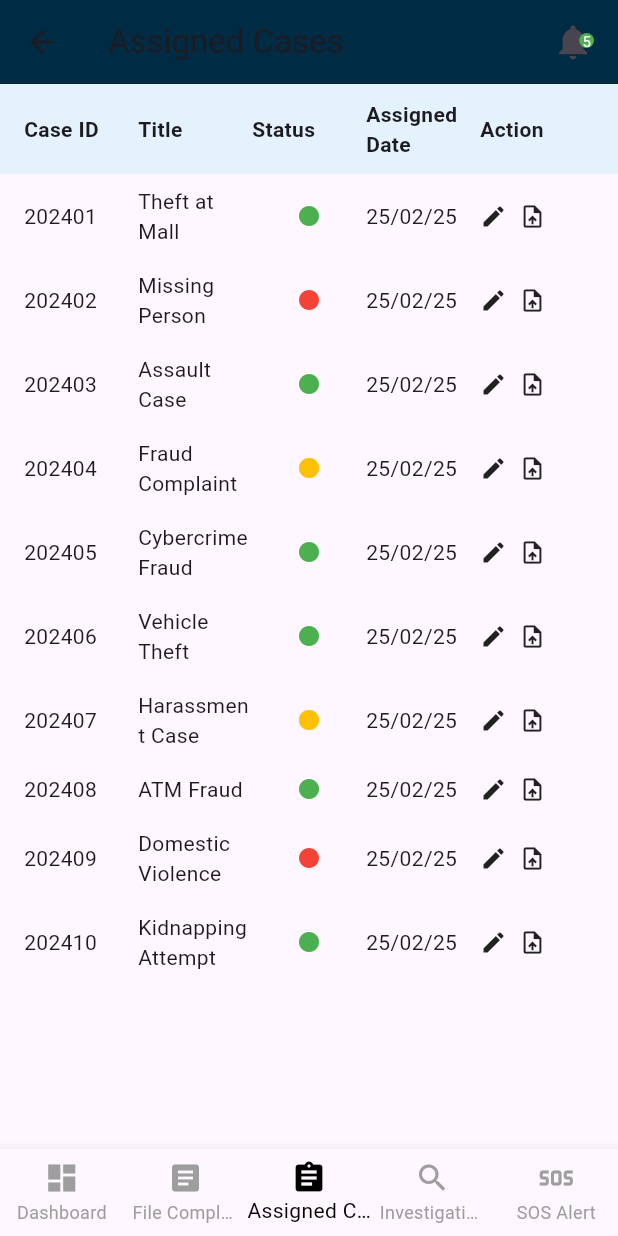
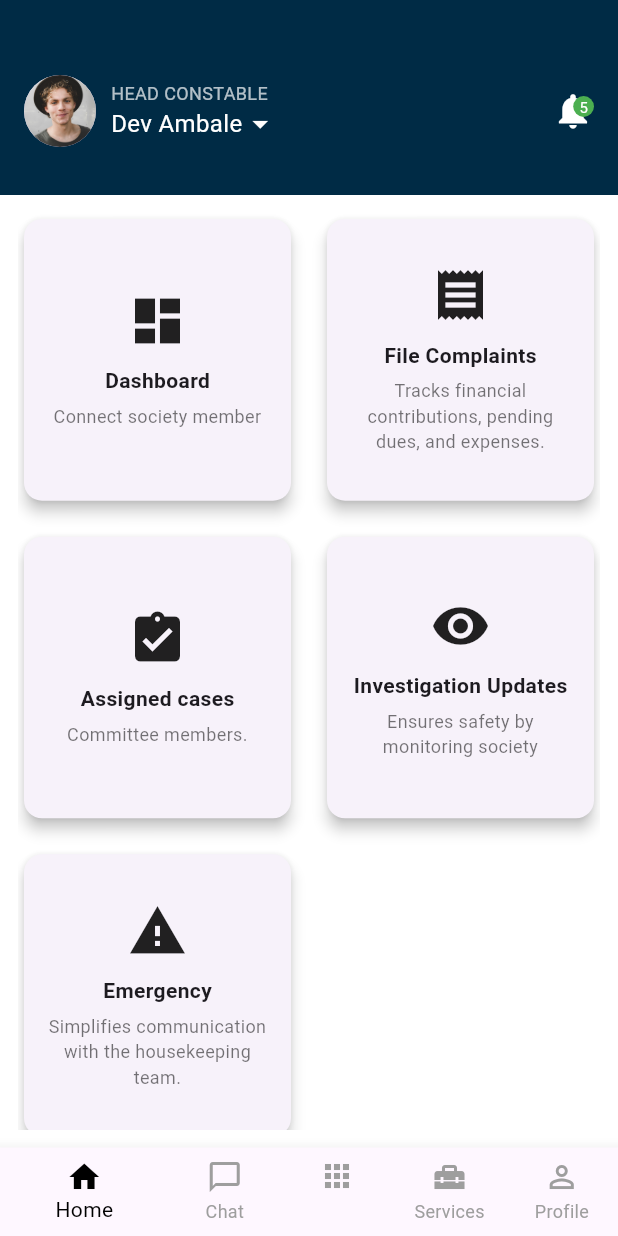
Before and after one commit to Aswaj-th/fyp, a Flutter app: the screen it shows after launch, on a phone screen of 412 x 824 dp. Run offline on Flutter 3.47's test engine with Material 3 defaults, Android fonts, the phone set to English and light mode, and no system bars.

Commit message:
Added routes for named routing, done routing for hc_homepage

```diff
--- a/lib/main.dart
+++ b/lib/main.dart
@@ -1,7 +1,16 @@
 import 'package:flutter/material.dart';
 import 'package:fyp/pages/hc_assigned_cases.dart';
-// import 'package:fyp/pages/hc_dashboard.dart';
-// import 'pages/hc_homepage.dart';
+import 'package:fyp/pages/hc_dashboard.dart';
+import 'package:fyp/pages/admin_dashboard.dart';
+import 'package:fyp/pages/hc_homepage.dart';
+import 'package:fyp/pages/login_page.dart';
+import 'package:fyp/pages/si_assign_to_hc.dart';
+import 'package:fyp/pages/si_case_assign.dart';
+import 'package:fyp/pages/si_complaints_approval.dart';
+import 'package:fyp/pages/si_dashboard.dart';
+import 'package:fyp/pages/si_menu.dart';
+import 'package:fyp/pages/sos_page.dart';
+// import your login page and any other pages as needed
 
 void main() {
   runApp(MyApp());
@@ -13,7 +22,32 @@ class MyApp extends StatelessWidget {
     return MaterialApp(
       title: 'SOS',
       theme: ThemeData(primarySwatch: Colors.blue),
-      home: AssignedCasesPage(),
+
+      // STARTING PAGE: you can change this to LoginScreen or a splash screen later
+      home: HCHomepage(), // Placeholder for routing test
+
+      routes: {
+        //auth pages
+        '/login': (context) => LoginPage(),
+
+        // HC ROUTES
+        '/hc/dashboard': (context) => HCDashboardPage(),
+        '/hc/assigned': (context) => HCAssignedCasesPage(),
+        '/hc/home': (context) => HCHomepage(),
+
+        // SI ROUTES
+        '/si/dashboard': (context) => SIDashboardFull(),
+        '/si/assigned-cases': (context) => SIAssignedCasesScreen(),
+        '/si/menu': (context) => SIMenu(),
+        '/si/assign-to-hc': (context) => SIAssignToHCScreen(),
+        '/si/complaint-approval': (context) => SIComplaintApprovals(),
+
+        //ADMIN routes
+        '/admin': (context) => AdminDashboard(),
+
+        //SOS
+        '/sos': (context) => SOSAlertPage(),
+      },
     );
   }
 }
--- a/lib/pages/admin_dashboard.dart
+++ b/lib/pages/admin_dashboard.dart
@@ -1,6 +1,6 @@
 import 'package:flutter/material.dart';
 
-class DashboardPage extends StatelessWidget {
+class AdminDashboard extends StatelessWidget {
   final List<Map<String, dynamic>> gridItems = [
     {
       'title': 'Dashboard',
--- a/lib/pages/hc_assigned_cases.dart
+++ b/lib/pages/hc_assigned_cases.dart
@@ -1,6 +1,6 @@
 import 'package:flutter/material.dart';
 
-class AssignedCasesPage extends StatelessWidget {
+class HCAssignedCasesPage extends StatelessWidget {
   final List<Map<String, dynamic>> cases = [
     {
       "id": "202401",
--- a/lib/pages/hc_dashboard.dart
+++ b/lib/pages/hc_dashboard.dart
@@ -1,6 +1,6 @@
 import 'package:flutter/material.dart';
 
-class HeadConstableDashboardPage extends StatelessWidget {
+class HCDashboardPage extends StatelessWidget {
   final List<Map<String, String>> cases = [
     {
       'id': '234541',
--- a/lib/pages/hc_homepage.dart
+++ b/lib/pages/hc_homepage.dart
@@ -1,31 +1,36 @@
 import 'package:flutter/material.dart';
 
-class HeadConstableHomepage extends StatelessWidget {
+class HCHomepage extends StatelessWidget {
   final List<Map<String, dynamic>> gridItems = [
     {
       'title': 'Dashboard',
       'subtitle': 'Connect society member',
       'icon': Icons.dashboard,
+      'path': '/hc/dashboard',
     },
     {
       'title': 'File Complaints',
       'subtitle': 'Tracks financial contributions, pending dues, and expenses.',
       'icon': Icons.receipt,
+      'path': '',
     },
     {
       'title': 'Assigned cases',
       'subtitle': 'Committee members.',
       'icon': Icons.assignment_turned_in,
+      'path': '/hc/assigned',
     },
     {
       'title': 'Investigation Updates',
       'subtitle': 'Ensures safety by monitoring society',
       'icon': Icons.visibility,
+      'path': '',
     },
     {
       'title': 'Emergency',
       'subtitle': 'Simplifies communication with the housekeeping team.',
       'icon': Icons.warning,
+      'path': '/sos',
     },
   ];
 
@@ -106,7 +111,23 @@ class HeadConstableHomepage extends StatelessWidget {
           ),
           itemBuilder: (context, index) {
             final item = gridItems[index];
-            return Card(
+
+            // Check if the 'path' exists and is not empty before navigation
+            return GestureDetector(
+              onTap: () {
+                // If path is not empty, navigate to the desired screen
+                if (item['path'] != null && item['path'].isNotEmpty) {
+                  Navigator.pushNamed(context, item['path']);
+                } else {
+                  // If no path, show a snackbar or some other action
+                  ScaffoldMessenger.of(context).showSnackBar(
+                    SnackBar(
+                      content: Text('No screen available for ${item['title']}'),
+                    ),
+                  );
+                }
+              },
+              child: Card(
                 elevation: 4,
                 shape: RoundedRectangleBorder(
                   borderRadius: BorderRadius.circular(12),
@@ -129,6 +150,7 @@ class HeadConstableHomepage extends StatelessWidget {
                         style: TextStyle(fontSize: 12, color: Colors.black54),
                       ),
                     ],
+                  ),
                 ),
               ),
             );
--- a/lib/pages/si_assign_to_hc.dart
+++ b/lib/pages/si_assign_to_hc.dart
@@ -1,11 +1,11 @@
 import 'package:flutter/material.dart';
 
-class AssignHCScreen extends StatefulWidget {
+class SIAssignToHCScreen extends StatefulWidget {
   @override
   _AssignHCScreenState createState() => _AssignHCScreenState();
 }
 
-class _AssignHCScreenState extends State<AssignHCScreen> {
+class _AssignHCScreenState extends State<SIAssignToHCScreen> {
   int? selectedHCIndex;
 
   final List<Map<String, dynamic>> hcs = [
--- a/lib/pages/si_case_assign.dart
+++ b/lib/pages/si_case_assign.dart
@@ -1,6 +1,6 @@
 import 'package:flutter/material.dart';
 
-class AssignedCasesScreen extends StatelessWidget {
+class SIAssignedCasesScreen extends StatelessWidget {
   final List<Map<String, dynamic>> cases = [
     {'type': 'Theft', 'assignable': true},
     {'type': 'Missing', 'assignable': true},
--- a/lib/si_complaints_approval.dart
+++ b/lib/pages/si_complaints_approval.dart
@@ -1,6 +1,6 @@
 import 'package:flutter/material.dart';
 
-class ComplaintApprovals extends StatelessWidget {
+class SIComplaintApprovals extends StatelessWidget {
   final List<Map<String, String>> approvals = List.generate(10, (index) {
     return {
       'type':
--- a/lib/si_dashboard.dart
+++ b/lib/pages/si_dashboard.dart
@@ -1,6 +1,6 @@
 import 'package:flutter/material.dart';
 
-class SeniorInspectorDashboardFull extends StatelessWidget {
+class SIDashboardFull extends StatelessWidget {
   final List<Map<String, dynamic>> stats = [
     {
       'title': 'Total Complaints',
--- a/lib/pages/si_menu.dart
+++ b/lib/pages/si_menu.dart
@@ -1,6 +1,6 @@
 import 'package:flutter/material.dart';
 
-class SeniorInspectorDashboard extends StatelessWidget {
+class SIMenu extends StatelessWidget {
   final List<Map<String, dynamic>> gridItems = [
     {
       'title': 'Dashboard',
```
Lines whose indentation alone changed are shown as unchanged.
